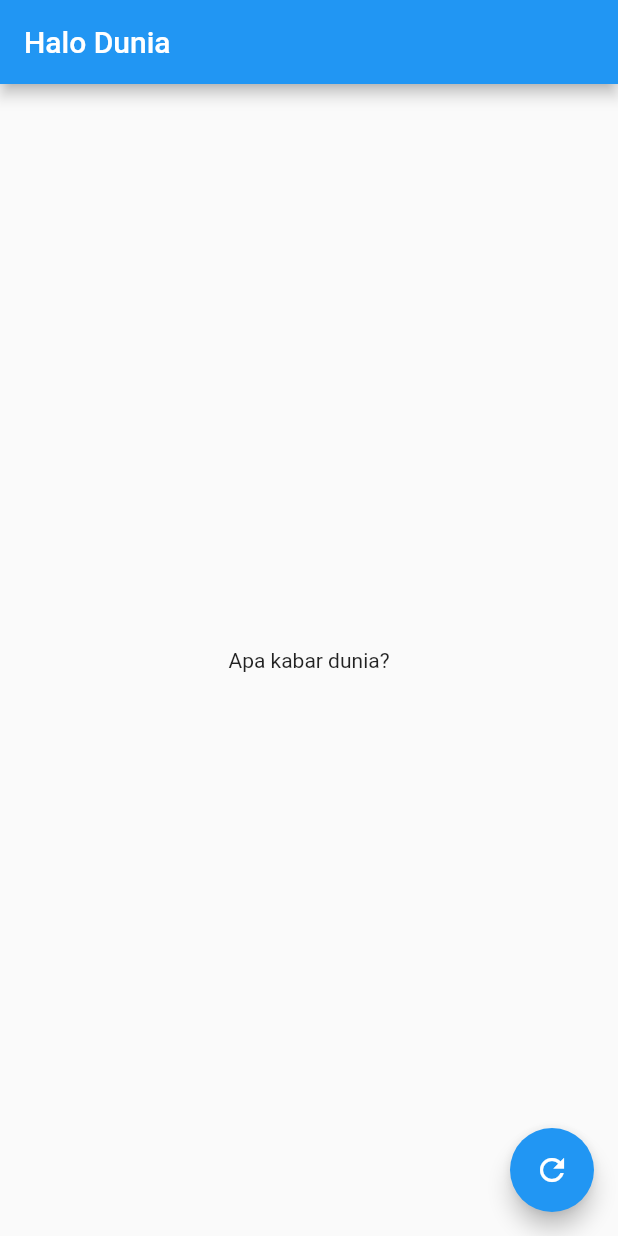
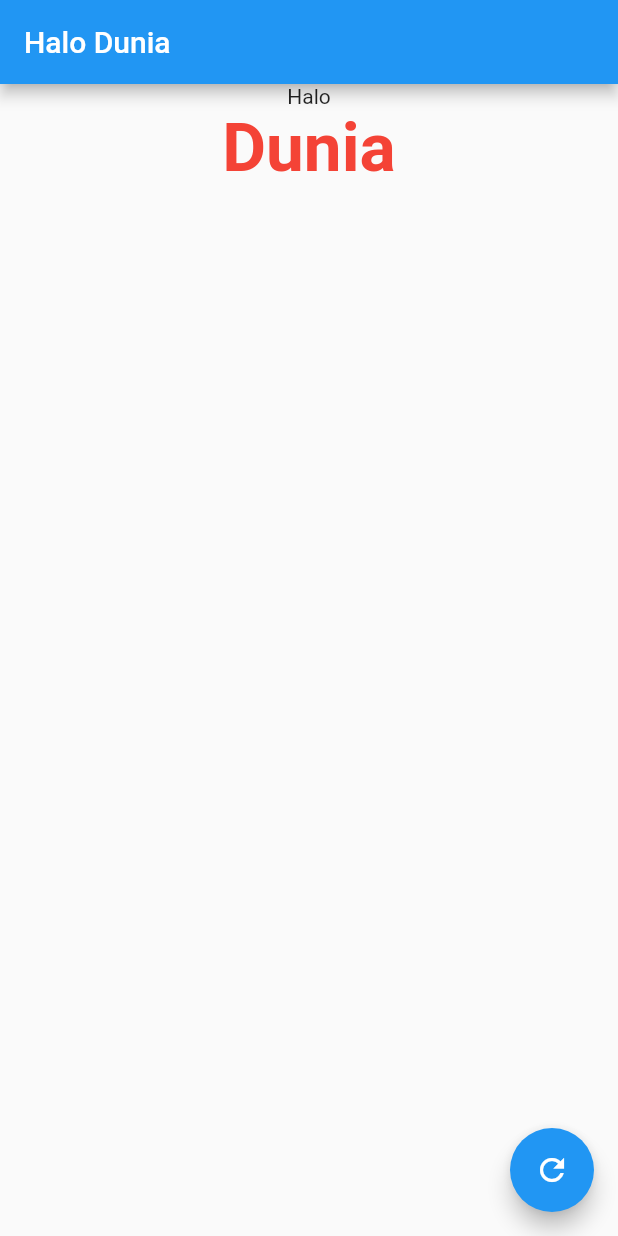
Before and after one commit to jagongoding-com/flutter-dasar, a Flutter app: the screen it shows after launch, on a phone screen of 412 x 824 dp. Run offline on Flutter 3.47's test engine with Material 2 defaults, Android fonts, the phone set to English and light mode, and no system bars.

```diff
--- a/lib/main.dart
+++ b/lib/main.dart
@@ -1,4 +1,33 @@
 import 'package:flutter/material.dart';
+
+class TeksUtama extends StatelessWidget {
+
+  final String teks1;
+  final String teks2;
+
+  TeksUtama({ this.teks1, this.teks2 });
+
+  @override
+  Widget build(BuildContext context) {
+    return Column(
+      children: [
+        Text(
+          teks1,
+          textDirection: TextDirection.ltr,
+        ),
+        Text(
+          teks2,
+          textDirection: TextDirection.ltr,
+          style: TextStyle(
+            fontSize: 45,
+            fontWeight: FontWeight.bold,
+            color: Colors.red
+          ),
+        )
+      ],
+    );
+  }
+}
 
 void main() {
   runApp(
@@ -9,9 +38,9 @@ void main() {
           title: Text('Halo Dunia'),
         ),
         body: Center(
-          child: Text(
-            'Apa kabar dunia?',
-            textDirection: TextDirection.ltr,
+          child: TeksUtama(
+            teks1: 'Halo',
+            teks2: 'Dunia',
           ),
         ),
         floatingActionButton: FloatingActionButton(
```
